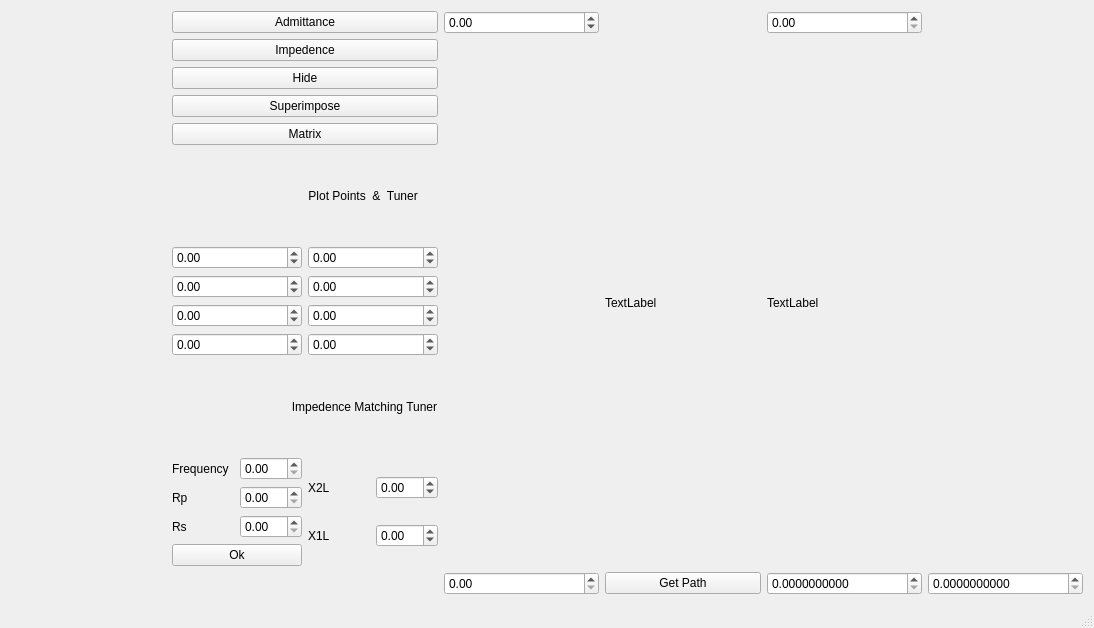
Robo-Sapien/Software-Development-for-I-O-circuit-analysis-for-MMIC-and-power-amplfiers-using-Smith-Chart, file mainwindow.ui: the form before one commit.
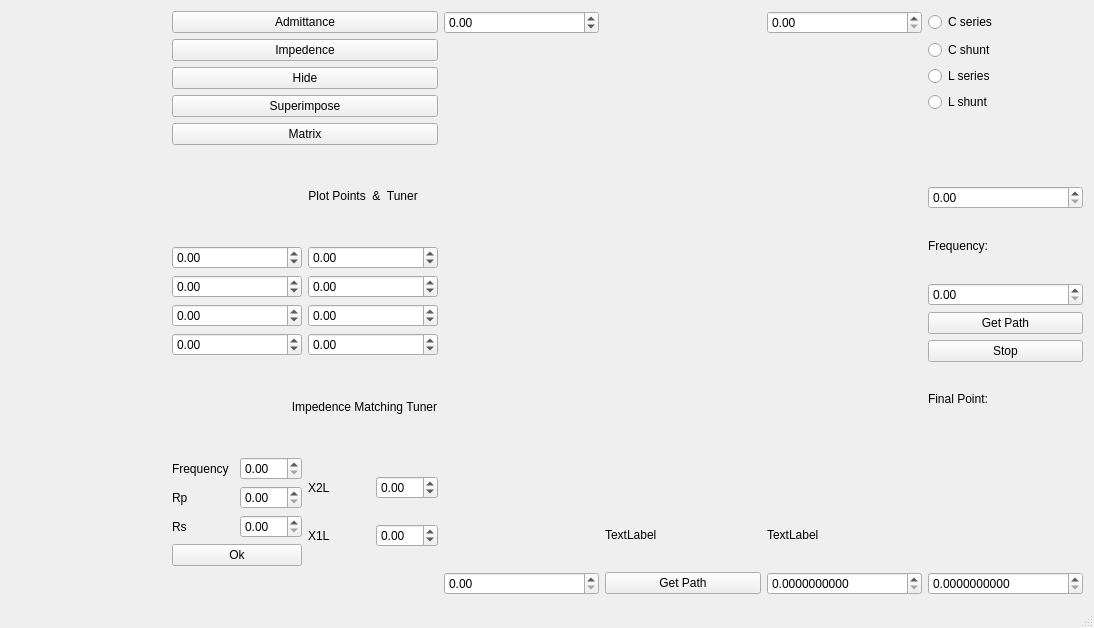
The form after the commit. Custom widgets are drawn as their Qt base class.

What changed in the file:
```diff
--- a/mainwindow.ui
+++ b/mainwindow.ui
@@ -15,10 +15,41 @@
   </property>
   <widget class="QWidget" name="centralWidget">
    <layout class="QGridLayout" name="gridLayout">
-    <item row="0" column="0" rowspan="3">
+    <item row="0" column="0" rowspan="14">
      <widget class="RenderArea" name="renderArea" native="true"/>
     </item>
-    <item row="0" column="1" rowspan="2">
+    <item row="7" column="5">
+     <widget class="QDoubleSpinBox" name="frequencyLC"/>
+    </item>
+    <item row="8" column="5">
+     <widget class="QPushButton" name="pathButton">
+      <property name="text">
+       <string>Get Path</string>
+      </property>
+     </widget>
+    </item>
+    <item row="9" column="5">
+     <widget class="QPushButton" name="pathStopButton">
+      <property name="text">
+       <string>Stop</string>
+      </property>
+     </widget>
+    </item>
+    <item row="6" column="5">
+     <widget class="QLabel" name="label_8">
+      <property name="text">
+       <string>Frequency:</string>
+      </property>
+     </widget>
+    </item>
+    <item row="0" column="5">
+     <widget class="QRadioButton" name="cSeriesRadioButton">
+      <property name="text">
+       <string>C series</string>
+      </property>
+     </widget>
+    </item>
+    <item row="0" column="1" rowspan="13">
      <layout class="QVBoxLayout" name="verticalLayout_7">
       <item>
        <layout class="QVBoxLayout" name="verticalLayout_6">
@@ -261,28 +292,28 @@
       </property>
      </widget>
     </item>
-    <item row="1" column="3">
-     <widget class="QLabel" name="Lvalue">
-      <property name="text">
-       <string>TextLabel</string>
-      </property>
-     </widget>
-    </item>
-    <item row="1" column="4">
+    <item row="12" column="4">
      <widget class="QLabel" name="Cvalue">
       <property name="text">
        <string>TextLabel</string>
       </property>
      </widget>
     </item>
-    <item row="2" column="2">
+    <item row="12" column="3">
+     <widget class="QLabel" name="Lvalue">
+      <property name="text">
+       <string>TextLabel</string>
+      </property>
+     </widget>
+    </item>
+    <item row="13" column="2">
      <widget class="QDoubleSpinBox" name="frequency2">
       <property name="maximum">
        <double>9999.000000000000000</double>
       </property>
      </widget>
     </item>
-    <item row="2" column="4">
+    <item row="13" column="4">
      <widget class="QDoubleSpinBox" name="Inductance">
       <property name="decimals">
        <number>10</number>
@@ -298,7 +329,14 @@
       </property>
      </widget>
     </item>
-    <item row="2" column="5">
+    <item row="13" column="3">
+     <widget class="QPushButton" name="btn_path">
+      <property name="text">
+       <string>Get Path</string>
+      </property>
+     </widget>
+    </item>
+    <item row="13" column="5">
      <widget class="QDoubleSpinBox" name="Capacitance">
       <property name="decimals">
        <number>10</number>
@@ -308,10 +346,41 @@
       </property>
      </widget>
     </item>
-    <item row="2" column="3">
-     <widget class="QPushButton" name="btn_path">
+    <item row="10" column="5">
+     <widget class="QLabel" name="label_10">
       <property name="text">
-       <string>Get Path</string>
+       <string>Final Point:</string>
+      </property>
+     </widget>
+    </item>
+    <item row="5" column="5">
+     <widget class="QDoubleSpinBox" name="LCvalue"/>
+    </item>
+    <item row="2" column="5">
+     <widget class="QRadioButton" name="lSeriesRadioButton">
+      <property name="text">
+       <string>L series</string>
+      </property>
+     </widget>
+    </item>
+    <item row="3" column="5">
+     <widget class="QRadioButton" name="lShuntRadioButton">
+      <property name="text">
+       <string>L shunt</string>
+      </property>
+     </widget>
+    </item>
+    <item row="1" column="5">
+     <widget class="QRadioButton" name="cShuntRadioButton">
+      <property name="text">
+       <string>C shunt</string>
+      </property>
+     </widget>
+    </item>
+    <item row="4" column="5">
+     <widget class="QLabel" name="LClabel">
+      <property name="text">
+       <string/>
       </property>
      </widget>
     </item>
@@ -326,6 +395,17 @@
    <zorder>Cvalue</zorder>
    <zorder>Capacitance</zorder>
    <zorder>btn_path</zorder>
+   <zorder>cSeriesRadioButton</zorder>
+   <zorder>lSeriesRadioButton</zorder>
+   <zorder>cShuntRadioButton</zorder>
+   <zorder>lShuntRadioButton</zorder>
+   <zorder>pathStopButton</zorder>
+   <zorder>pathButton</zorder>
+   <zorder>frequencyLC</zorder>
+   <zorder>LCvalue</zorder>
+   <zorder>label_8</zorder>
+   <zorder>LClabel</zorder>
+   <zorder>label_10</zorder>
   </widget>
   <widget class="QStatusBar" name="statusBar"/>
  </widget>
```
